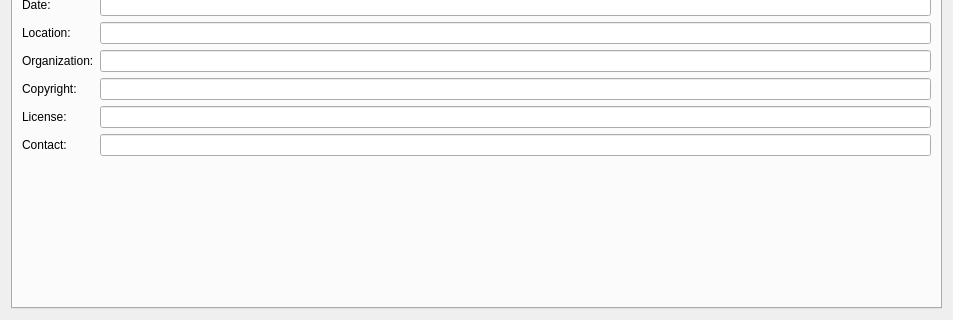
Above: src/dialog.ui from an146/qtheorafrontend before the change; both pictures show x 0 to 953 and y 331 to 651 of the 953 by 651 pixel window. Below: the same form after it.
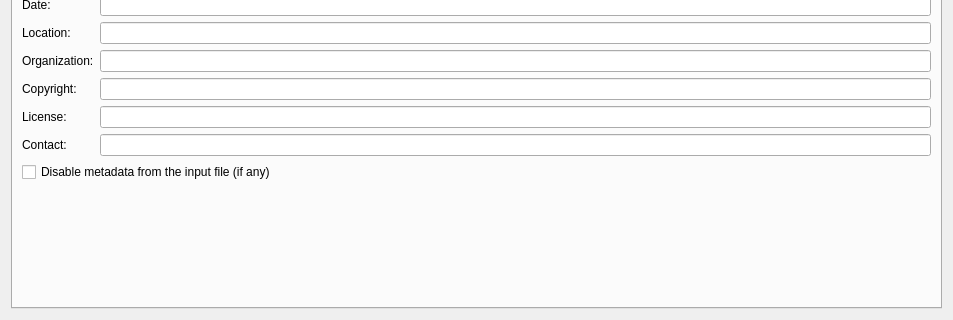
That is the form after the change. The open tabs and pages were chosen to show the change. Icons and pictures are not drawn. Custom widgets are drawn as their Qt base class.

```diff
--- a/src/dialog.ui
+++ b/src/dialog.ui
@@ -1861,19 +1861,6 @@
          <item row="3" column="2">
           <widget class="QLineEdit" name="metadata_location"/>
          </item>
-         <item row="8" column="2">
-          <spacer name="verticalSpacer_11">
-           <property name="orientation">
-            <enum>Qt::Vertical</enum>
-           </property>
-           <property name="sizeHint" stdset="0">
-            <size>
-             <width>20</width>
-             <height>40</height>
-            </size>
-           </property>
-          </spacer>
-         </item>
          <item row="0" column="0">
           <widget class="QLabel" name="label_35">
            <property name="text">
@@ -1923,6 +1910,26 @@
          </item>
         </layout>
        </item>
+       <item>
+        <widget class="QCheckBox" name="metadata_disable_input">
+         <property name="text">
+          <string>Disable metadata from the input file (if any)</string>
+         </property>
+        </widget>
+       </item>
+       <item>
+        <spacer name="verticalSpacer_11">
+         <property name="orientation">
+          <enum>Qt::Vertical</enum>
+         </property>
+         <property name="sizeHint" stdset="0">
+          <size>
+           <width>20</width>
+           <height>40</height>
+          </size>
+         </property>
+        </spacer>
+       </item>
       </layout>
      </widget>
     </widget>
```
Left out of the diff: 16 changed lines with no effect on the pictures.
